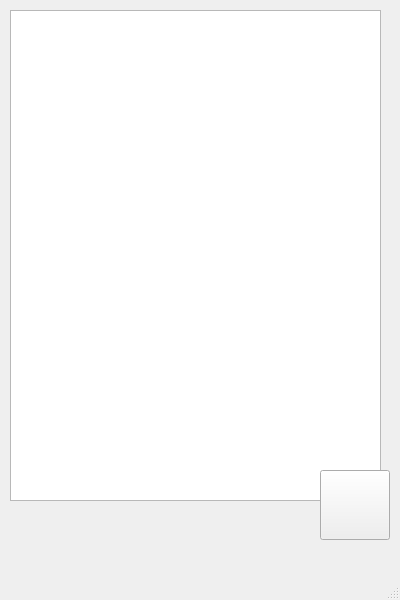
kajo12864/Address-Book, file Address_Book/mainwindow.ui: the form before one commit.
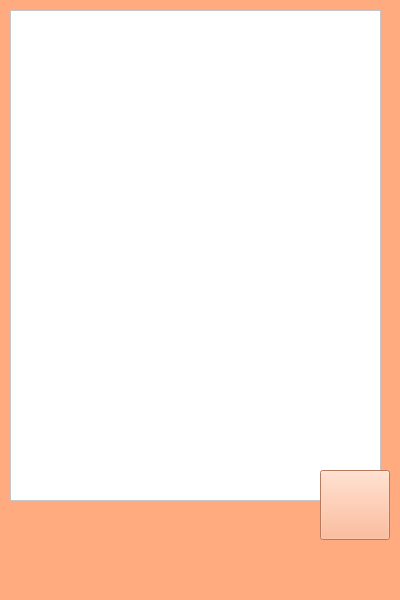
The form after the commit. Icons and pictures are not drawn.

Commit message: UI Edits & Profile Page UI Development

```diff
--- a/Address_Book/mainwindow.ui
+++ b/Address_Book/mainwindow.ui
@@ -25,6 +25,10 @@
   <property name="windowTitle">
    <string>Address Book</string>
   </property>
+  <property name="styleSheet">
+   <string notr="true">background-color: rgb(255, 170, 127);
+color: black;</string>
+  </property>
   <widget class="QWidget" name="centralwidget">
    <widget class="QListWidget" name="listWidget">
     <property name="geometry">
@@ -35,6 +39,9 @@
       <height>491</height>
      </rect>
     </property>
+    <property name="styleSheet">
+     <string notr="true">background-color: #ffffff;</string>
+    </property>
    </widget>
    <widget class="QPushButton" name="pushButton">
     <property name="geometry">
@@ -45,6 +52,9 @@
       <height>70</height>
      </rect>
     </property>
+    <property name="styleSheet">
+     <string notr="true">background-color: rgb(255, 170, 127);</string>
+    </property>
     <property name="text">
      <string/>
     </property>
```
The commit also changes 4 other files.
